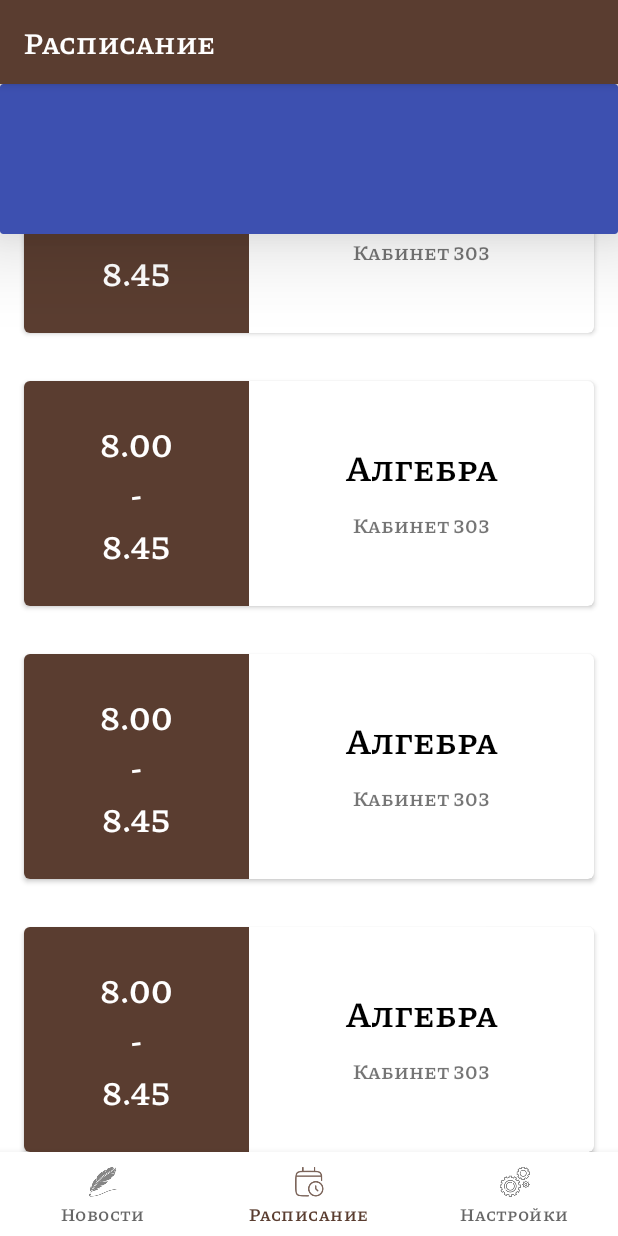
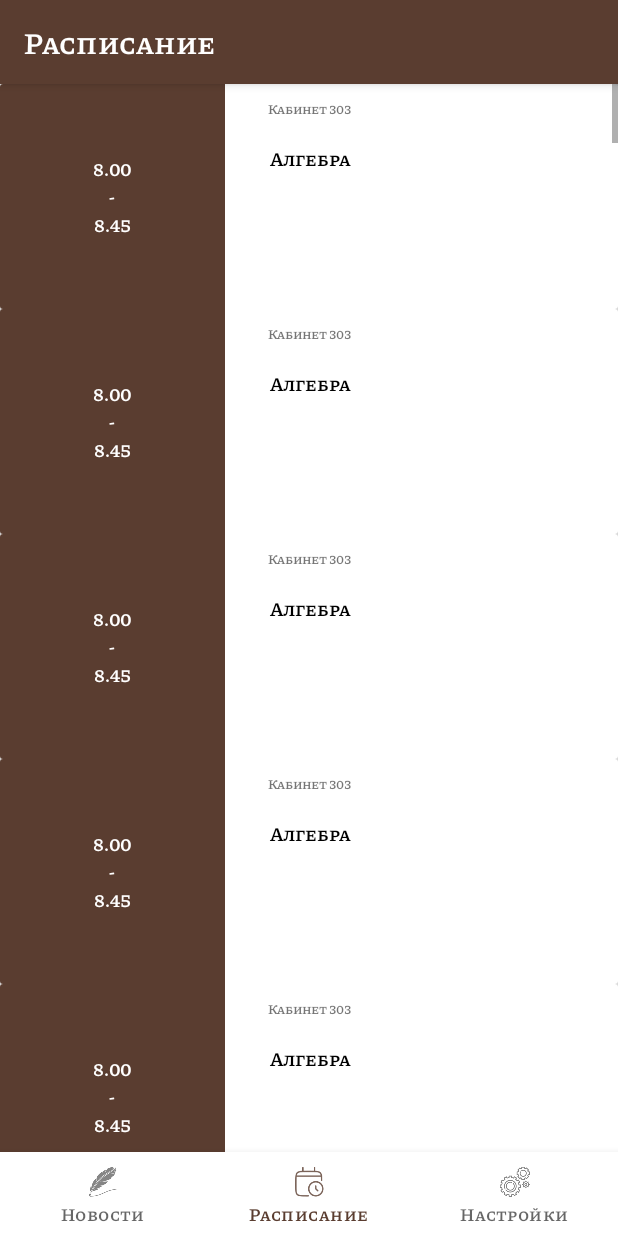
Before and after one commit to MrSmIlEyar/software_for_the_lyceum9_java, an Android app: the DashboardFragment screen opened through its navigation route, on a phone screen of 412 x 824 dp. Run offline under Robolectric (Android 15) with nearby library versions, the phone set to English and light mode, and no system bars; our stand-ins replace Firebase (no records; nobody signed in at launch, a user with empty details on screens opened directly), navigation-ui; 3 statements that could not run were skipped.

Commit message:
added schedule card generation

```diff
--- a/app/src/main/java/com/example/mylyceum/ui/dashboard/DashboardFragment.java
+++ b/app/src/main/java/com/example/mylyceum/ui/dashboard/DashboardFragment.java
@@ -1,8 +1,13 @@
 package com.example.mylyceum.ui.dashboard;
 
+import android.annotation.SuppressLint;
 import android.app.Activity;
+import android.content.res.Resources;
 import android.graphics.Color;
 import android.os.Bundle;
+import android.util.AttributeSet;
+import android.util.TypedValue;
+import android.view.Gravity;
 import android.view.LayoutInflater;
 import android.view.View;
 import android.view.ViewGroup;
@@ -28,12 +33,14 @@
 
 import java.util.Calendar;
 import java.util.Date;
+import java.util.Objects;
 
 
 public class DashboardFragment extends Fragment {
     private FragmentDashboardBinding binding;
     private AddBoard addBoard;
     private Activity activity;
+    private static final int CARD_SIZE = 150;
 
     public static int getDayNumberOld(Date date) {
         Calendar cal = Calendar.getInstance();
@@ -59,27 +66,19 @@
         FrameLayout tabcontent = binding.tabcontent;
 
 
-
-
 //        Date date = new Date();
 //        int day_of_week = getDayNumberOld(date) - 1;
         tabSpec.setContent(R.id.linearLayout);
         tabSpec.setIndicator("пн");
         tabHost.addTab(tabSpec);
 
-
-
-        LinearLayout linearLayout345 = binding.tab2;
-        linearLayout345.removeAllViews();
-        linearLayout345.addView(addDay("vt"));
-
-
+        ScrollView scrollView = binding.vt;
+        scrollView.addView(addDay("vt"));
         tabSpec = tabHost.newTabSpec("tag2");
         tabSpec.setContent(R.id.linearLayout2);
         LinearLayout linearLayout = binding.linearLayout2;
 //        linearLayout.addView(dashboard_add_board.getRelativeLayout("вт"));
         tabSpec.setIndicator("вт");
-
         tabHost.addTab(tabSpec);
 
         tabSpec = tabHost.newTabSpec("tag3");
@@ -119,10 +118,6 @@
         });
 
 
-
-
-
-
         switch (day_of_week) {
             case "Mon":
                 tabHost.setCurrentTab(0);
@@ -160,25 +155,81 @@
     private LinearLayout addDay(String day) {
         LinearLayout.LayoutParams params = new LinearLayout.LayoutParams(
                 ViewGroup.LayoutParams.MATCH_PARENT, ViewGroup.LayoutParams.MATCH_PARENT);
-        LinearLayout relativeLayout = new LinearLayout(getContext());
-        relativeLayout.setLayoutParams(params);
+        LinearLayout linearLayout = new LinearLayout(getContext());
+        linearLayout.setLayoutParams(params);
+        linearLayout.setOrientation(LinearLayout.VERTICAL);
         for (int i = 0; i < 100; i++) {
             CardView cardView = new CardView(getContext());
-            CardView.LayoutParams params_2 = new CardView.LayoutParams(
-                    ViewGroup.LayoutParams.MATCH_PARENT, 150);
-            cardView.setLayoutParams(params_2);
+            CardView.LayoutParams cardParams = new CardView.LayoutParams(
+                    ViewGroup.LayoutParams.MATCH_PARENT, toPixels(CARD_SIZE));
+            cardParams.setMargins(toPixels(16), toPixels(16), toPixels(16), toPixels(16));
+            cardView.setLayoutParams(cardParams);
             cardView.setCardElevation(50);
-
-            int red = (int) (Math.random() * 200);
-            int blue = (int) (Math.random() * 200);
-            int green = (int) (Math.random() * 200);
-            cardView.setCardBackgroundColor(Color.rgb(red, green, blue));
-            relativeLayout.addView(cardView);
+//            int red = (int) (Math.random() * 200);
+//            int blue = (int) (Math.random() * 200);
+//            int green = (int) (Math.random() * 200);
+            cardView.setCardBackgroundColor(Color.WHITE);
+            cardView.addView(generateCard());
+            linearLayout.addView(cardView);
 
 
         }
 
+        return linearLayout;
+    }
+
+    private RelativeLayout generateCard() {
+        RelativeLayout.LayoutParams params = new RelativeLayout.LayoutParams(
+                ViewGroup.LayoutParams.MATCH_PARENT, ViewGroup.LayoutParams.MATCH_PARENT);
+        RelativeLayout relativeLayout = new RelativeLayout(getContext());
+        relativeLayout.setLayoutParams(params);
+
+        TextView timeTextView = new TextView(getContext());
+        ViewGroup.LayoutParams timeTextViewParams = new ViewGroup.LayoutParams(
+                toPixels(CARD_SIZE), ViewGroup.LayoutParams.MATCH_PARENT);
+        timeTextView.setLayoutParams(timeTextViewParams);
+        timeTextView.setGravity(Gravity.CENTER);
+        timeTextView.setTextSize(toPixels(9));
+        timeTextView.setTextColor(Color.parseColor("#FFFFFFFF"));
+        timeTextView.setBackgroundColor(Color.parseColor("#5A3D30"));
+        timeTextView.setText("8.00\n-\n8.45");
+
+        TextView upperTextView = new TextView(getContext());
+        ViewGroup.LayoutParams upperTextViewParams = new ViewGroup.LayoutParams(
+                ViewGroup.LayoutParams.MATCH_PARENT, ViewGroup.LayoutParams.MATCH_PARENT);
+        ViewGroup.MarginLayoutParams upperTextViewMarginParams = new ViewGroup.MarginLayoutParams(upperTextViewParams);
+        upperTextViewMarginParams.setMargins(toPixels(CARD_SIZE), 0, 0, toPixels((int) CARD_SIZE / 2));
+        upperTextView.setLayoutParams(upperTextViewMarginParams);
+        upperTextView.setGravity(Gravity.CENTER_HORIZONTAL);
+        upperTextView.setTextSize(toPixels(9));
+        upperTextView.setTextColor(Color.BLACK);
+        upperTextView.setPadding(0, toPixels(40), 0, 0);
+        upperTextView.setText("Алгебра");
+
+        TextView bottomTextView = new TextView(getContext());
+        ViewGroup.LayoutParams bottomTextViewParams = new ViewGroup.LayoutParams(
+                ViewGroup.LayoutParams.MATCH_PARENT, ViewGroup.LayoutParams.MATCH_PARENT);
+        ViewGroup.MarginLayoutParams bottomTextViewMarginParams = new ViewGroup.MarginLayoutParams(bottomTextViewParams);
+        bottomTextViewMarginParams.setMargins(toPixels(CARD_SIZE), toPixels((int) CARD_SIZE / 2), 0, 0);
+        bottomTextView.setLayoutParams(bottomTextViewMarginParams);
+        bottomTextView.setGravity(Gravity.CENTER_HORIZONTAL);
+        bottomTextView.setTextSize(toPixels(6));
+        bottomTextView.setPadding(0, toPixels(10), 0, 0);
+        bottomTextView.setText("Кабинет 303");
+
+        relativeLayout.addView(bottomTextView);
+        relativeLayout.addView(timeTextView);
+        relativeLayout.addView(upperTextView);
+
         return relativeLayout;
+    }
 
+    private int toPixels(int dp) {
+        Resources r = getContext().getResources();
+        return (int) TypedValue.applyDimension(
+                TypedValue.COMPLEX_UNIT_DIP,
+                dp,
+                r.getDisplayMetrics()
+        );
     }
 }
--- a/app/src/main/res/layout/fragment_dashboard.xml
+++ b/app/src/main/res/layout/fragment_dashboard.xml
@@ -58,15 +58,15 @@
                                         android:id="@+id/carder2"
                                         style="@style/MyCardViewStyle"
                                         android:layout_width="match_parent"
-                                        android:layout_height="150sp"
+                                        android:layout_height="150dp"
                                         android:layout_gravity="center"
                                         android:layout_marginHorizontal="16dp"
                                         android:layout_marginVertical="16dp"
                                         app:cardCornerRadius="4dp"
-                                        app:contentPaddingBottom="0sp"
-                                        app:contentPaddingLeft="0sp"
-                                        app:contentPaddingRight="0sp"
-                                        app:contentPaddingTop="0sp"
+                                        app:contentPaddingBottom="0dp"
+                                        app:contentPaddingLeft="0dp"
+                                        app:contentPaddingRight="0dp"
+                                        app:contentPaddingTop="0dp"
                                         app:layout_constraintBottom_toBottomOf="parent"
                                         tools:layout_editor_absoluteX="16dp">
 
@@ -78,7 +78,7 @@
                                             <TextView
                                                 android:id="@+id/timer2"
                                                 style="@style/LeftTextViewStyle"
-                                                android:layout_width="150sp"
+                                                android:layout_width="150dp"
                                                 android:layout_height="match_parent"
                                                 android:gravity="center"
                                                 android:text="8.00\n-\n8.45" />
@@ -87,10 +87,10 @@
                                                 android:id="@+id/subject2"
                                                 style="@style/RightTextViewStyle"
                                                 android:layout_width="match_parent"
-                                                android:layout_height="75sp"
+                                                android:layout_height="75dp"
                                                 android:layout_toRightOf="@+id/timer2"
                                                 android:gravity="center_horizontal"
-                                                android:paddingTop="40sp"
+                                                android:paddingTop="40dp"
                                                 android:text="Алгебра" />
 
                                             <TextView
```
